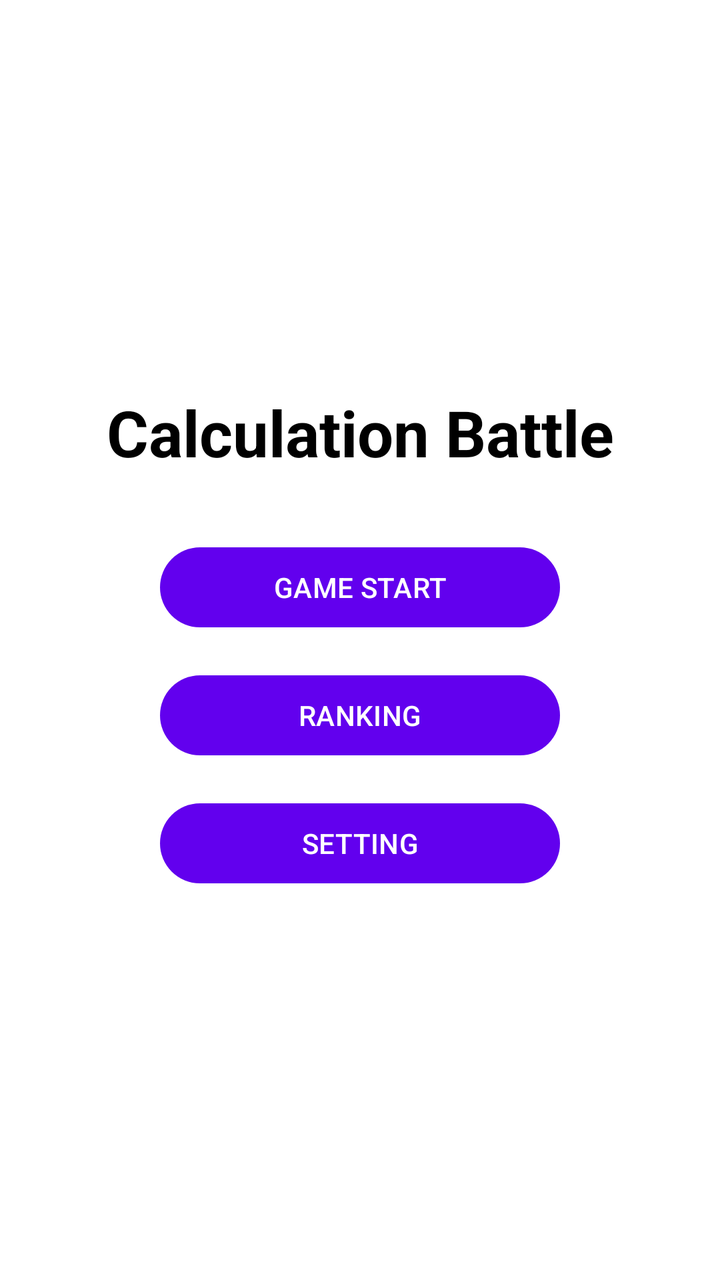
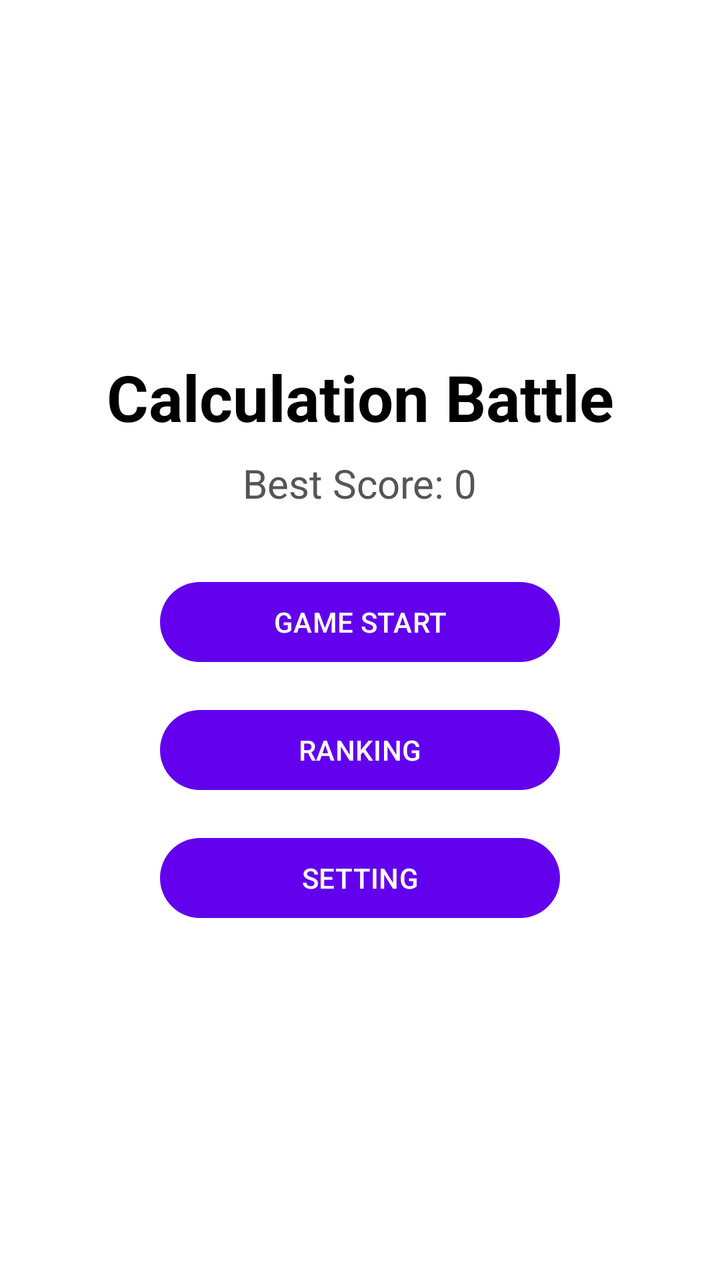

The first picture is an Android layout as it rendered before a commit; the second is the same layout after the commit. The layout source and the unified diff follow.
<!-- AndroidManifest.xml: application theme Theme.CalculationBattle -->
<!-- res/layout/activity_title.xml -->
<?xml version="1.0" encoding="utf-8"?>
<androidx.constraintlayout.widget.ConstraintLayout xmlns:android="http://schemas.android.com/apk/res/android"
    xmlns:app="http://schemas.android.com/apk/res-auto"
    xmlns:tools="http://schemas.android.com/tools"
    android:id="@+id/main"
    android:layout_width="match_parent"
    android:layout_height="match_parent"
    tools:context=".TitleActivity">

    <TextView
        android:id="@+id/textTitle"
        android:layout_width="wrap_content"
        android:layout_height="wrap_content"
        android:text="Calculation Battle"
        android:textSize="32sp"
        android:textStyle="bold"
        app:layout_constraintBottom_toTopOf="@+id/buttonStart"
        app:layout_constraintEnd_toEndOf="parent"
        app:layout_constraintStart_toStartOf="parent"
        app:layout_constraintTop_toTopOf="parent"
        app:layout_constraintVertical_chainStyle="packed" />

    <Button
        android:id="@+id/buttonStart"
        android:layout_width="200dp"
        android:layout_height="wrap_content"
        android:layout_marginTop="32dp"
        android:text="GAME START"
        app:layout_constraintBottom_toTopOf="@+id/buttonRanking"
        app:layout_constraintEnd_toEndOf="parent"
        app:layout_constraintStart_toStartOf="parent"
        app:layout_constraintTop_toBottomOf="@+id/textTitle" />

    <Button
        android:id="@+id/buttonRanking"
        android:layout_width="200dp"
        android:layout_height="wrap_content"
        android:layout_marginTop="16dp"
        android:text="RANKING"
        app:layout_constraintBottom_toTopOf="@+id/buttonSetting"
        app:layout_constraintEnd_toEndOf="parent"
        app:layout_constraintStart_toStartOf="parent"
        app:layout_constraintTop_toBottomOf="@+id/buttonStart" />

    <Button
        android:id="@+id/buttonSetting"
        android:layout_width="200dp"
        android:layout_height="wrap_content"
        android:layout_marginTop="16dp"
        android:text="SETTING"
        app:layout_constraintBottom_toBottomOf="parent"
        app:layout_constraintEnd_toEndOf="parent"
        app:layout_constraintStart_toStartOf="parent"
        app:layout_constraintTop_toBottomOf="@+id/buttonRanking" />

</androidx.constraintlayout.widget.ConstraintLayout>
<!-- resources referenced by this layout -->
<resources>
  <style name="Theme.CalculationBattle" parent="Theme.Material3.DayNight.NoActionBar">
          <item name="colorPrimary">@color/purple_500</item>
          <item name="colorPrimaryVariant">@color/purple_700</item>
          <item name="colorOnPrimary">@color/white</item>
          
          <item name="android:windowBackground">@color/white</item>
          <item name="android:textColor">@color/black</item>
      </style>
  <color name="purple_500">#FF6200EE</color>
  <color name="purple_700">#FF3700B3</color>
  <color name="white">#FFFFFFFF</color>
  <color name="black">#FF000000</color>
</resources>

<!-- the commit's change to res/layout/activity_title.xml (unified diff, before → after) -->
@@ -14,11 +14,25 @@
         android:text="Calculation Battle"
         android:textSize="32sp"
         android:textStyle="bold"
-        app:layout_constraintBottom_toTopOf="@+id/buttonStart"
+        app:layout_constraintBottom_toTopOf="@+id/textBestScore"
         app:layout_constraintEnd_toEndOf="parent"
         app:layout_constraintStart_toStartOf="parent"
         app:layout_constraintTop_toTopOf="parent"
         app:layout_constraintVertical_chainStyle="packed" />
+
+    
+    <TextView
+        android:id="@+id/textBestScore"
+        android:layout_width="wrap_content"
+        android:layout_height="wrap_content"
+        android:layout_marginTop="8dp"
+        android:text="Best Score: 0"
+        android:textSize="20sp"
+        android:textColor="#555555"
+        app:layout_constraintBottom_toTopOf="@+id/buttonStart"
+        app:layout_constraintEnd_toEndOf="parent"
+        app:layout_constraintStart_toStartOf="parent"
+        app:layout_constraintTop_toBottomOf="@+id/textTitle" />
 
     <Button
         android:id="@+id/buttonStart"
@@ -29,7 +43,7 @@
         app:layout_constraintBottom_toTopOf="@+id/buttonRanking"
         app:layout_constraintEnd_toEndOf="parent"
         app:layout_constraintStart_toStartOf="parent"
-        app:layout_constraintTop_toBottomOf="@+id/textTitle" />
+        app:layout_constraintTop_toBottomOf="@+id/textBestScore" />
 
     <Button
         android:id="@+id/buttonRanking"
